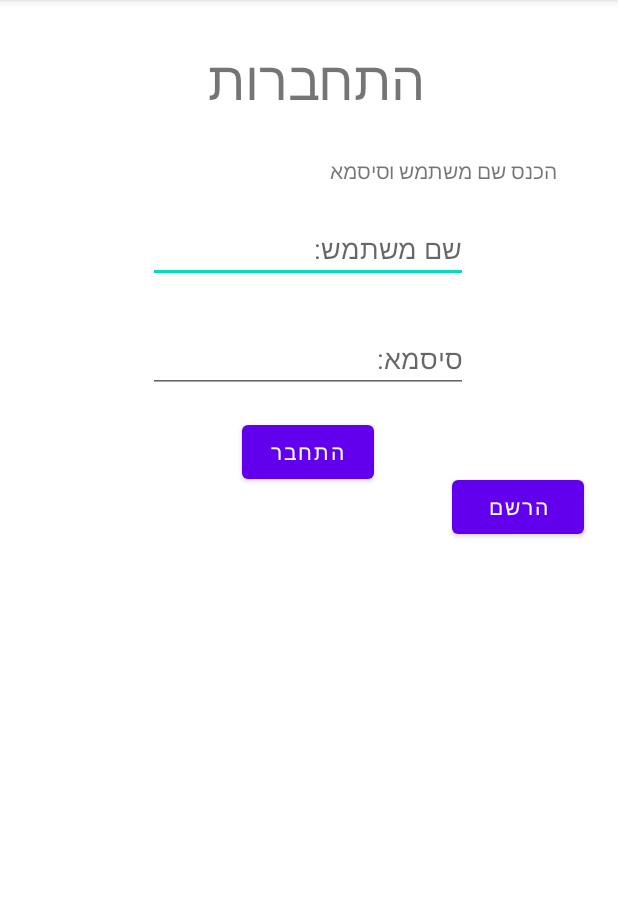
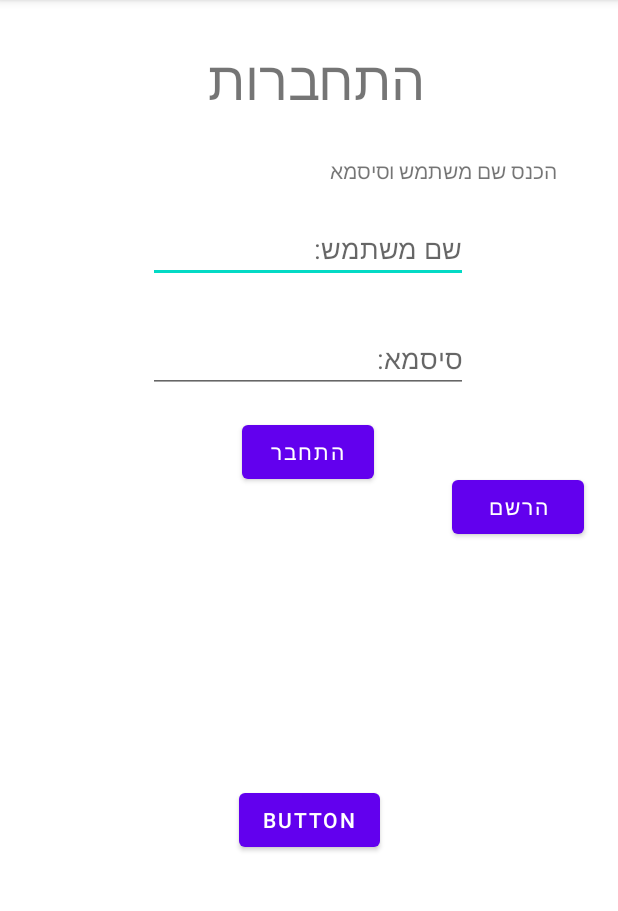
Before and after one commit to RazUzan1/SmartSchool, an Android app: the screen it shows after launch (Login), on a phone screen of 412 x 824 dp, the part 84-995 px from its top. Run offline under Robolectric (Android 15) with nearby library versions, the phone set to English and light mode, and no system bars; our stand-ins replace Firebase (no records; nobody signed in at launch, a user with empty details on screens opened directly); 1 statement that could not run was skipped.

Commit message:
עברתי עם ג'פרי על השגיאות כרגע הכול תקין נשאר רק לעבוד על העיצוב

```diff
--- a/app/src/main/res/layout/activity_login.xml
+++ b/app/src/main/res/layout/activity_login.xml
@@ -83,4 +83,14 @@
         app:layout_constraintTop_toBottomOf="@+id/textView2"
         app:layout_constraintVertical_bias="0.319" />
 
+    <Button
+        android:id="@+id/button2"
+        android:layout_width="wrap_content"
+        android:layout_height="wrap_content"
+        android:text="Button"
+        app:layout_constraintBottom_toBottomOf="parent"
+        app:layout_constraintEnd_toEndOf="parent"
+        app:layout_constraintStart_toStartOf="parent"
+        app:layout_constraintTop_toBottomOf="@+id/login" />
+
 </androidx.constraintlayout.widget.ConstraintLayout>
```
